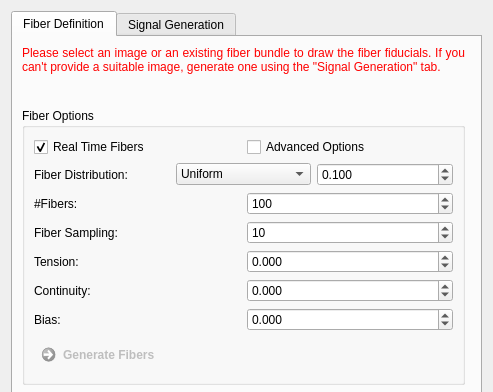
MITK/MITK, file Plugins/org.mitk.gui.qt.diffusionimaging/src/internal/QmitkFiberfoxViewControls.ui: the form before one commit; both pictures show x 0 to 493 and y 0 to 392 of the 493 by 1565 pixel window.
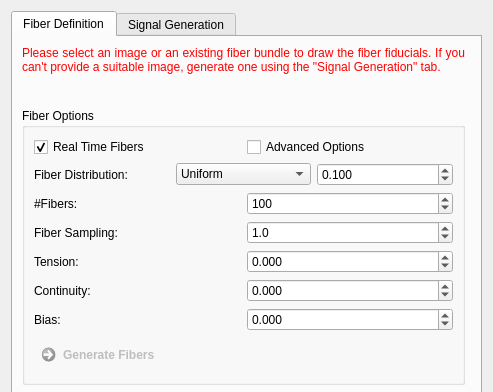
The form after the commit. Icons and pictures are not drawn. Custom widgets are drawn as their Qt base class.

Commit message: added fiber processing miniapp

Patch:
```diff
--- a/Plugins/org.mitk.gui.qt.diffusionimaging/src/internal/QmitkFiberfoxViewControls.ui
+++ b/Plugins/org.mitk.gui.qt.diffusionimaging/src/internal/QmitkFiberfoxViewControls.ui
@@ -534,25 +534,6 @@
                   </property>
                  </widget>
                 </item>
-                <item row="0" column="1">
-                 <widget class="QSpinBox" name="m_FiberSamplingBox">
-                  <property name="toolTip">
-                   <string>Fiber sampling points (per cm)</string>
-                  </property>
-                  <property name="minimum">
-                   <number>1</number>
-                  </property>
-                  <property name="maximum">
-                   <number>100</number>
-                  </property>
-                  <property name="singleStep">
-                   <number>1</number>
-                  </property>
-                  <property name="value">
-                   <number>10</number>
-                  </property>
-                 </widget>
-                </item>
                 <item row="3" column="1">
                  <widget class="QDoubleSpinBox" name="m_BiasBox">
                   <property name="decimals">
@@ -629,6 +610,25 @@
                   </property>
                  </widget>
                 </item>
+                <item row="0" column="1">
+                 <widget class="QDoubleSpinBox" name="m_FiberSamplingBox">
+                  <property name="toolTip">
+                   <string>Distance of fiber sampling points (in mm)</string>
+                  </property>
+                  <property name="decimals">
+                   <number>1</number>
+                  </property>
+                  <property name="minimum">
+                   <double>0.100000000000000</double>
+                  </property>
+                  <property name="singleStep">
+                   <double>0.100000000000000</double>
+                  </property>
+                  <property name="value">
+                   <double>1.000000000000000</double>
+                  </property>
+                 </widget>
+                </item>
                </layout>
               </widget>
              </item>
```
The commit also changes 13 other files.
